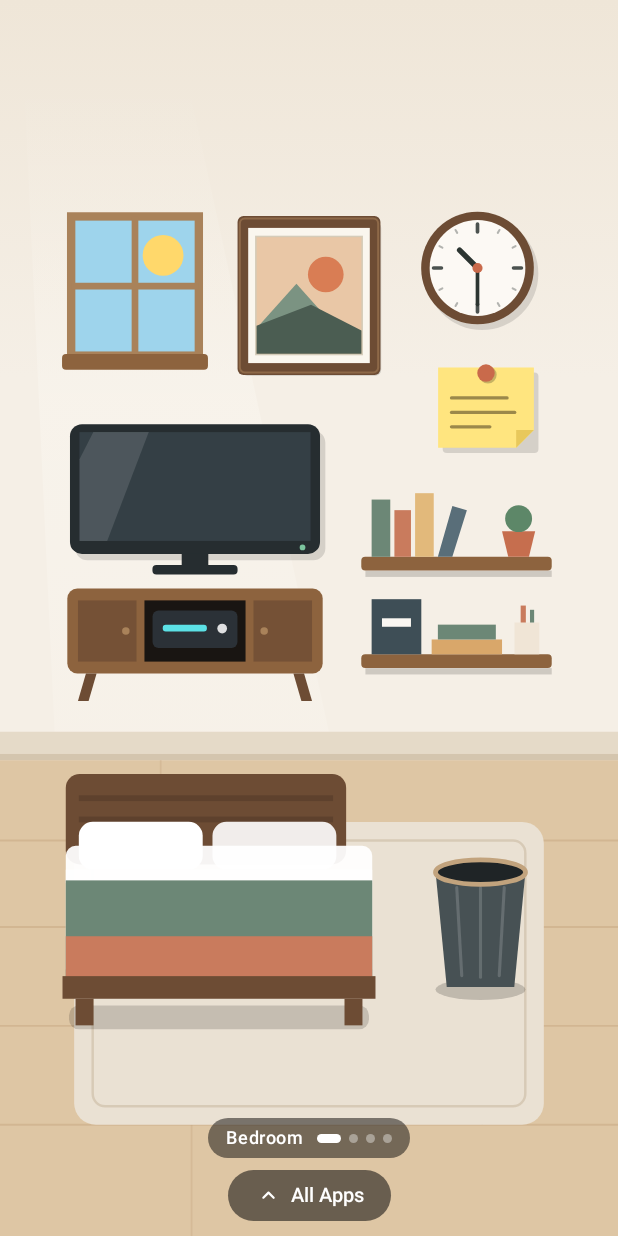
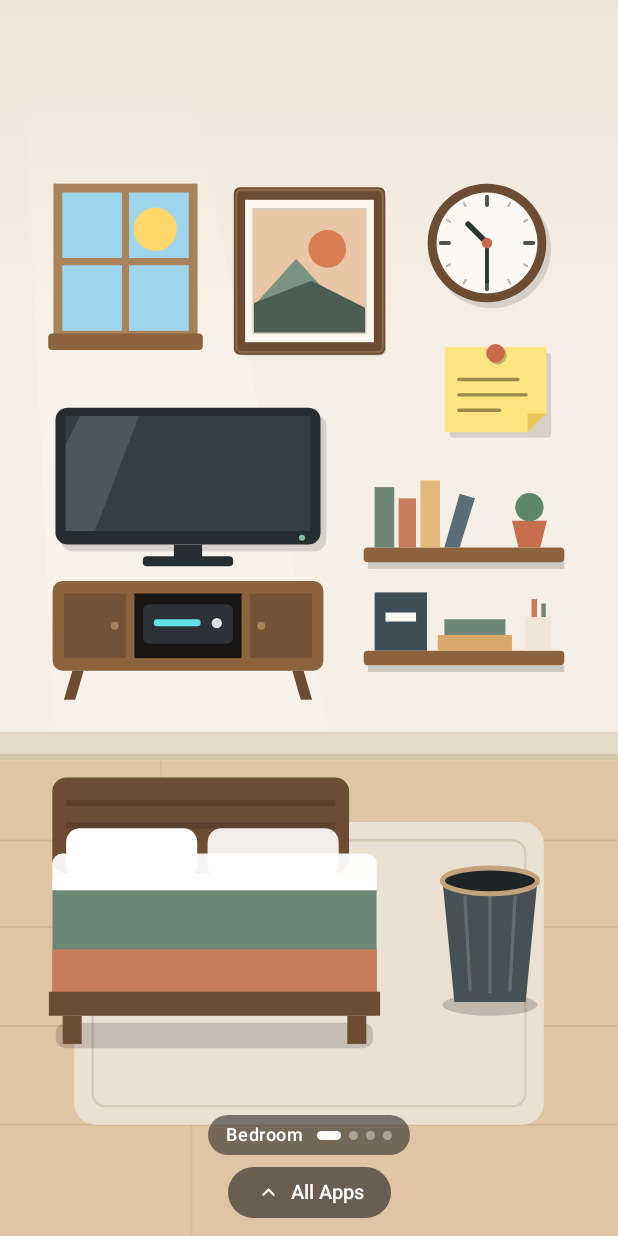
Before and after one commit to Cooreo/LauncherAPP, an Android app built with Jetpack Compose: the screen it shows after launch (MainActivity), after a tap on "Skip", on a phone screen of 412 x 824 dp. Run offline under Robolectric (Android 15) with nearby library versions, the phone set to English and light mode, and no system bars; network calls fail.

Commit message:
Release v3.1.2: restore native DPI, fix clipped bottom All Apps button, and align continuous 4-column app grid
Co-authored-by: arena-agent <297053741+arena-agent@users.noreply.github.com>

```diff
--- a/app/build.gradle.kts
+++ b/app/build.gradle.kts
@@ -13,8 +13,8 @@ android {
         applicationId = "com.roomlauncher.app"
         minSdk = 26
         targetSdk = 35
-        versionCode = 16
-        versionName = "3.1.1"
+        versionCode = 17
+        versionName = "3.1.2"
 
         testInstrumentationRunner = "androidx.test.runner.AndroidJUnitRunner"
         vectorDrawables {
--- a/app/src/main/java/com/roomlauncher/app/system/RoomWallpaperRenderer.kt
+++ b/app/src/main/java/com/roomlauncher/app/system/RoomWallpaperRenderer.kt
@@ -114,7 +114,7 @@ object RoomWallpaperRenderer {
             val minutesOfDay = cal.get(Calendar.HOUR_OF_DAY) * 60 + cal.get(Calendar.MINUTE)
             val isVoxel = config.roomStyleId == RoomStyleId.MINECRAFT
 
-            val cameraScale = 0.88f
+            val cameraScale = 0.93f
             val cameraAnchorY = 0.58f
             config.hotspots.forEach { hotspot ->
                 val viewX = 0.5f + (hotspot.x - 0.5f) * cameraScale
--- a/app/src/main/java/com/roomlauncher/app/ui/allapps/AllAppsSheet.kt
+++ b/app/src/main/java/com/roomlauncher/app/ui/allapps/AllAppsSheet.kt
@@ -325,9 +325,13 @@ fun AllAppsSheet(
         }
     }
 
-    val showAlphabetHeaders = activeSort == AllAppsSort.AZ &&
+    val showAlphabetIndex = activeSort == AllAppsSort.AZ &&
         activeFilter != AllAppsFilter.RECENT &&
         trimmedQuery.isEmpty()
+
+    // In Grid View, keep a clean continuous 4-column grid (no mid-grid letter header breaks leaving gaps!).
+    // In List View, render full-width A–Z letter headers. Both modes support the A–Z fast-scroll rail!
+    val insertSectionHeaders = showAlphabetIndex && !isGridMode
 
     val showPinnedDock = activeFilter == AllAppsFilter.ALL &&
         trimmedQuery.isEmpty() &&
@@ -338,7 +342,8 @@ fun AllAppsSheet(
         pinnedApps,
         pinnedSet,
         showPinnedDock,
-        showAlphabetHeaders,
+        showAlphabetIndex,
+        insertSectionHeaders,
         packageOwnerLabels,
         defaultUnsortedLabel
     ) {
@@ -350,7 +355,7 @@ fun AllAppsSheet(
             entries.add(AllAppsEntry.PinnedDock(pinnedApps))
         }
 
-        if (showAlphabetHeaders) {
+        if (showAlphabetIndex) {
             for (app in filteredApps) {
                 val letter = app.indexLetter
                 letterCounts[letter] = (letterCounts[letter] ?: 0) + 1
@@ -360,7 +365,9 @@ fun AllAppsSheet(
                 val letter = app.indexLetter
                 if (letter != lastLetter) {
                     letterToIndex[letter] = entries.size
+                    if (insertSectionHeaders) {
                         entries.add(AllAppsEntry.Header(letter, letterCounts[letter] ?: 0))
+                    }
                     lastLetter = letter
                 }
                 val isAssigned = app.packageName in packageOwnerLabels
@@ -403,7 +410,7 @@ fun AllAppsSheet(
         WindowInsets.ime.asPaddingValues().calculateBottomPadding()
     }
 
-    val showScrubRail = sectionLetters.size > 1 && showAlphabetHeaders
+    val showScrubRail = sectionLetters.size > 1 && showAlphabetIndex
 
     BoxWithConstraints(
         modifier = Modifier
@@ -836,10 +843,10 @@ fun AllAppsSheet(
                     }
                 } else {
                     val startContentPad = 12.dp
-                    val endContentPad = if (showScrubRail) 30.dp else 12.dp
+                    val endContentPad = if (showScrubRail) 32.dp else 12.dp
                     val availableGridWidth = (maxWidth - startContentPad - endContentPad).coerceAtLeast(240.dp)
                     val gridColumns = if (availableGridWidth >= 460.dp) 5 else 4
-                    val gridIconSize = ((availableGridWidth / gridColumns) * 0.50f).coerceIn(40.dp, 46.dp)
+                    val gridIconSize = ((availableGridWidth / gridColumns) * 0.60f).coerceIn(46.dp, 50.dp)
 
                     if (isGridMode) {
                         LazyVerticalGrid(
@@ -848,11 +855,11 @@ fun AllAppsSheet(
                             contentPadding = PaddingValues(
                                 start = startContentPad,
                                 end = endContentPad,
-                                top = 2.dp,
-                                bottom = 24.dp + imeBottomPadding
+                                top = 8.dp,
+                                bottom = 28.dp + imeBottomPadding
                             ),
                             horizontalArrangement = Arrangement.spacedBy(4.dp),
-                            verticalArrangement = Arrangement.spacedBy(4.dp),
+                            verticalArrangement = Arrangement.spacedBy(8.dp),
                             modifier = Modifier.fillMaxSize()
                         ) {
                             gridItems(
@@ -1250,30 +1257,37 @@ private fun GridAppTile(
             }
         }
 
-        Spacer(modifier = Modifier.height(5.dp))
-
+        Spacer(modifier = Modifier.height(6.dp))
+
+        Box(
+            contentAlignment = Alignment.TopCenter,
+            modifier = Modifier
+                .fillMaxWidth()
+                .height(30.dp)
+        ) {
             if (highlightedLabel != null) {
                 Text(
                     text = highlightedLabel,
-                fontSize = 11.sp,
+                    fontSize = 11.5.sp,
                     fontWeight = FontWeight.Medium,
                     color = MaterialTheme.colorScheme.onBackground,
                     maxLines = 2,
-                lineHeight = 13.sp,
+                    lineHeight = 14.sp,
                     overflow = TextOverflow.Ellipsis,
                     textAlign = TextAlign.Center
                 )
             } else {
                 Text(
                     text = app.label,
-                fontSize = 11.sp,
+                    fontSize = 11.5.sp,
                     fontWeight = FontWeight.Medium,
                     color = MaterialTheme.colorScheme.onBackground,
                     maxLines = 2,
-                lineHeight = 13.sp,
+                    lineHeight = 14.sp,
                     overflow = TextOverflow.Ellipsis,
                     textAlign = TextAlign.Center
                 )
+            }
         }
     }
 }
--- a/app/src/main/java/com/roomlauncher/app/ui/room/RoomScreen.kt
+++ b/app/src/main/java/com/roomlauncher/app/ui/room/RoomScreen.kt
@@ -110,7 +110,7 @@ import java.util.Calendar
 import kotlin.math.abs
 import kotlin.math.roundToInt
 
-internal const val ROOM_CAMERA_SCALE = 0.88f
+internal const val ROOM_CAMERA_SCALE = 0.93f
 internal const val ROOM_CAMERA_ANCHOR_Y = 0.58f
 
 @OptIn(ExperimentalFoundationApi::class)
@@ -517,7 +517,8 @@ fun RoomScreen(
                 )
             }
 
-            // Bottom subtle swipe-up zone: Room Switcher Dots + All Apps A–Z fallback pill
+            // Bottom subtle swipe-up zone: Room Switcher Dots + All Apps pill
+            // Apply navigationBarsPadding() BEFORE height/content so neither pill can ever be clipped!
             if (!uiState.isEditMode) {
                 var swipeAccumulated by remember { mutableFloatStateOf(0f) }
                 Column(
@@ -526,7 +527,7 @@ fun RoomScreen(
                     modifier = Modifier
                         .align(Alignment.BottomCenter)
                         .fillMaxWidth()
-                        .height(112.dp)
+                        .navigationBarsPadding()
                         .pointerInput(Unit) {
                             detectVerticalDragGestures(
                                 onDragStart = { swipeAccumulated = 0f },
@@ -539,8 +540,7 @@ fun RoomScreen(
                                 }
                             )
                         }
-                        .navigationBarsPadding()
-                        .padding(bottom = 10.dp)
+                        .padding(top = 18.dp, bottom = 12.dp)
                 ) {
                     if (rooms.size > 1) {
                         Surface(
--- a/app/src/main/java/com/roomlauncher/app/ui/theme/Theme.kt
+++ b/app/src/main/java/com/roomlauncher/app/ui/theme/Theme.kt
@@ -3,37 +3,10 @@ package com.roomlauncher.app.ui.theme
 import androidx.compose.material3.MaterialTheme
 import androidx.compose.runtime.Composable
 import androidx.compose.runtime.CompositionLocalProvider
-import androidx.compose.runtime.remember
 import androidx.compose.runtime.staticCompositionLocalOf
-import androidx.compose.ui.platform.LocalConfiguration
-import androidx.compose.ui.platform.LocalContext
-import androidx.compose.ui.platform.LocalDensity
-import androidx.compose.ui.unit.Density
 
 val LocalRoomPalette = staticCompositionLocalOf {
     RoomThemes.paletteFor(RoomThemeId.WARM_LINEN)
-}
-
-/**
- * Pure scaling helper that normalizes oversized OEM display densities (e.g. ColorOS / Oppo Reno 6 5G
- * running 1080×2400 at 480dpi / 3.0x = 360dp width) toward a comfortable 412dp logical reference width
- * while preserving native physical pixel sharpness and leaving 412dp+ devices untouched.
- */
-object DisplayScaling {
-    const val REFERENCE_WIDTH_DP = 412f
-    const val MIN_HIGH_RES_WIDTH_PX = 900
-    const val MIN_SCALE_FACTOR = 0.84f
-    const val MAX_FONT_SCALE = 1.15f
-    const val MIN_FONT_SCALE = 0.85f
-
-    fun computeDensityScale(screenWidthDp: Int, physicalWidthPx: Int): Float {
-        if (screenWidthDp <= 0 || physicalWidthPx < MIN_HIGH_RES_WIDTH_PX) return 1f
-        if (screenWidthDp >= REFERENCE_WIDTH_DP.toInt()) return 1f
-        return (screenWidthDp.toFloat() / REFERENCE_WIDTH_DP).coerceIn(MIN_SCALE_FACTOR, 1f)
-    }
-
-    fun clampFontScale(rawFontScale: Float): Float =
-        rawFontScale.coerceIn(MIN_FONT_SCALE, MAX_FONT_SCALE)
 }
 
 @Composable
@@ -48,31 +21,7 @@ fun RoomLauncherTheme(
         themeId = themeId,
         gdSubTheme = gdSubTheme
     )
-    val configuration = LocalConfiguration.current
-    val context = LocalContext.current
-    val rawDensity = LocalDensity.current
-    val physicalWidthPx = context.resources.displayMetrics.widthPixels
-
-    val adaptedDensity = remember(
-        rawDensity.density,
-        rawDensity.fontScale,
-        configuration.screenWidthDp,
-        physicalWidthPx
-    ) {
-        val densityScale = DisplayScaling.computeDensityScale(
-            screenWidthDp = configuration.screenWidthDp,
-            physicalWidthPx = physicalWidthPx
-        )
-        Density(
-            density = rawDensity.density * densityScale,
-            fontScale = DisplayScaling.clampFontScale(rawDensity.fontScale)
-        )
-    }
-
-    CompositionLocalProvider(
-        LocalRoomPalette provides palette,
-        LocalDensity provides adaptedDensity
-    ) {
+    CompositionLocalProvider(LocalRoomPalette provides palette) {
         MaterialTheme(
             colorScheme = palette.colorScheme,
             typography = RoomTypography,
```
Also changed, not shown: app/src/main/java/com/roomlauncher/app/data/ChangelogData.kt (+11 -1 lines), 4 other files. Lines whose indentation alone changed are shown as unchanged.
